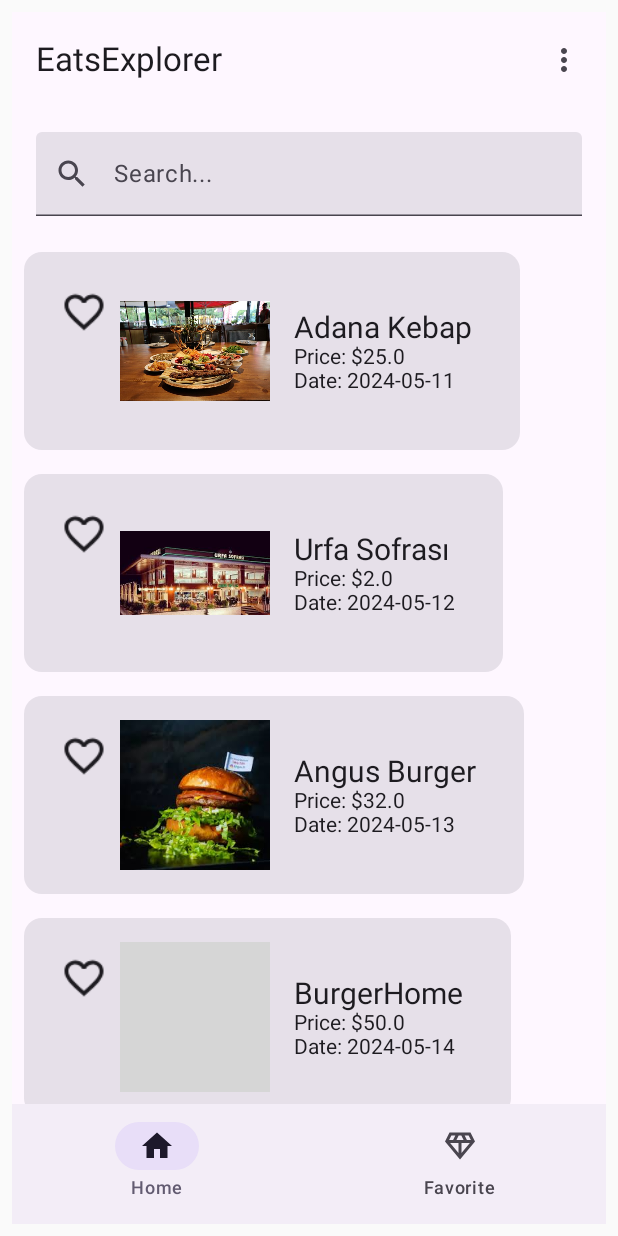
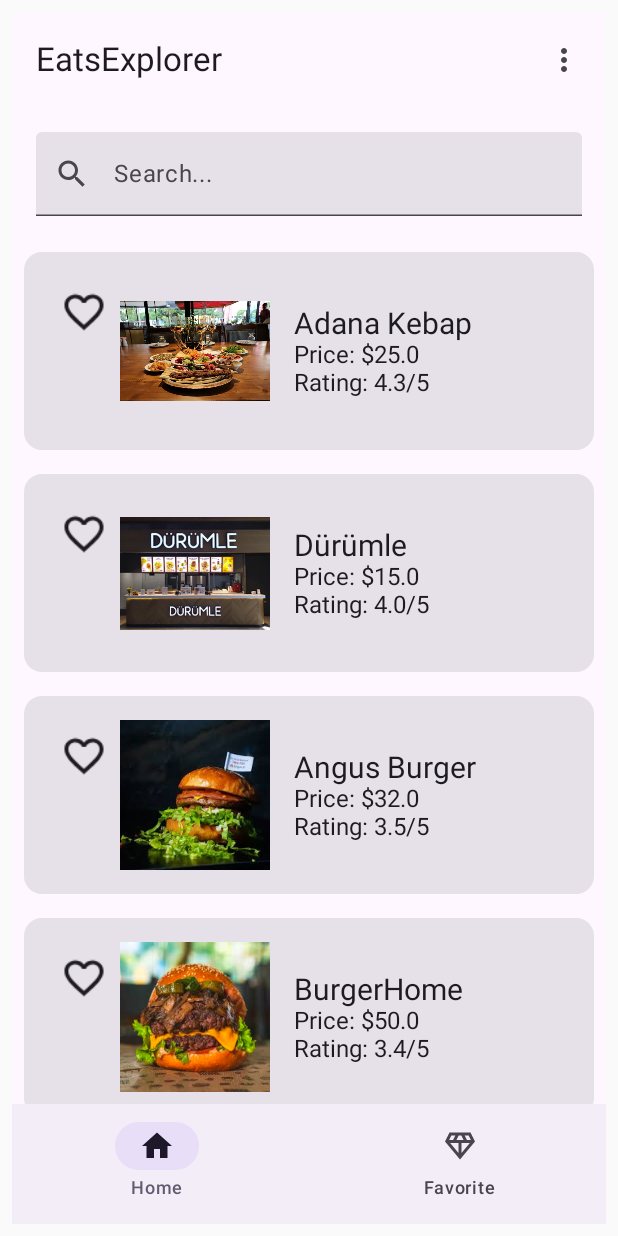
Before and after one commit to akdenizcse/cse234-23b-term-project-Restaurant-Finder, an Android app built with Jetpack Compose: the HomeScreen screen opened through its navigation route, on a phone screen of 412 x 824 dp. Run offline under Robolectric (Android 15) with nearby library versions, the phone set to English and light mode, and no system bars; our stand-ins replace Firebase (no records; nobody signed in at launch, a user with empty details on screens opened directly); grey boxes are pictures that could not be loaded.

Commit message:
update some classes

```diff
--- a/app/src/main/java/com/cenkeraydin/restaurantfinder/RestaurantViewModel.kt
+++ b/app/src/main/java/com/cenkeraydin/restaurantfinder/RestaurantViewModel.kt
@@ -12,10 +12,10 @@ class RestaurantViewModel : ViewModel() {
         "Şalgam",
     )
 
-    val populerDishUrfaSofrasi= listOf(
-        "Urfa Kebap",
-        "Pide",
-        "Çiğ Köfte"
+    val populerDishDurumle= listOf(
+        "Adana Dürümle",
+        "Soslu Tavuk Dürümle",
+        "Urfa Dürümle"
     )
     val populerDishAngusBurger = listOf(
         "Angus Special Burger",
@@ -33,32 +33,58 @@ class RestaurantViewModel : ViewModel() {
         "Kuru fasulye",
         "Elbasan Tava"
     )
-    val  restaurants : SnapshotStateList<Restaurant> = mutableStateListOf(
-        Restaurant("Adana Kebap", R.drawable.adanakebap, 25.0, "2024-05-11", false,"Konyaaltı / Antalya",populerDishAdanaKebap),
-        Restaurant("Urfa Sofrası", R.drawable.urfasofrasi, 2.0, "2024-05-12", false,"Kepez / Antalya",populerDishUrfaSofrasi),
-        Restaurant("Angus Burger", R.drawable.angusburger, 32.0, "2024-05-13", false, "Kepez / Antalya",populerDishAngusBurger),
-        Restaurant("BurgerHome", R.drawable.burgerhomee, 50.0, "2024-05-14", false,"Kemer / Antalya",populerDishBurgerHome),
-        Restaurant("Ev Yemekleri", R.drawable.evyemekleri, 90.0, "2024-05-14", false,"Gazipaşa / Antalya",populerDishEvYemekleri),
+    val populerDishPopeyes = listOf(
+        "Maxi Menü",
+        "Popchicken Menü",
+        "XL Tavuk Menü"
+    )
+    val populerDishTaco= listOf(
+        "Cantina Chicken Crispy Taco",
+        "Soft Taco Supreme",
+        "Crunchy Taco"
     )
 
-    var favoriteRestaurants = mutableStateListOf<Restaurant>()
+    val  restaurants : SnapshotStateList<Restaurant> = mutableStateListOf(
+        Restaurant("Adana Kebap", R.drawable.adanakebap, 25.0, "11.05.2022", false,"Konyaaltı / Antalya","4.3/5",populerDishAdanaKebap),
+        Restaurant("Dürümle", R.drawable.durumle, 15.0, "12.07.2023", false,"Kepez / Antalya","4.0/5",populerDishDurumle),
+        Restaurant("Angus Burger", R.drawable.angusburger, 32.0, "12.01.2020", false, "Kepez / Antalya","3.5/5",populerDishAngusBurger),
+        Restaurant("BurgerHome", R.drawable.burgerhome, 50.0, "17.02.2023", false,"Kemer / Antalya","3.4/5",populerDishBurgerHome),
+        Restaurant("Ev Yemekleri", R.drawable.evyemekleri, 10.0, "24.11.2021", false,"Gazipaşa / Antalya","4.2/5",populerDishEvYemekleri),
+        Restaurant("Popeyes", R.drawable.popeyes, 30.0, "23.04.2021", false,"Gazipaşa / Antalya","4.7/5",populerDishPopeyes),
+        Restaurant("Taco Bell", R.drawable.tacobell, 35.0, "19.02.2018", false,"Gazipaşa / Antalya","4.0/5",populerDishTaco),
+
+        )
+
+    fun getFavoriList(): SnapshotStateList<Restaurant>{
+        return FavoriList.favoriteRestaurants
+
+    }
+
+    var favoriteRestaurants = getFavoriList()
 
     fun addToFavorite(restaurant: Restaurant) {
         if (!favoriteRestaurants.contains(restaurant)) {
             favoriteRestaurants.add(restaurant)
+            favoriteRestaurants=getFavoriList()
         }
     }
 
     fun removeFromFavorite(restaurant: Restaurant) {
+        FavoriList.removeFromFavorite(restaurant)
         favoriteRestaurants.remove(restaurant)
+
     }
 
     fun toggleFavorite(restaurant: Restaurant) {
         restaurant.isFavorite = !restaurant.isFavorite
-        if (restaurant.isFavorite) {
+        if (favoriteRestaurants.contains(restaurant)) {
             removeFromFavorite(restaurant)
+            restaurant.isFavorite=false
         } else {
             addToFavorite(restaurant)
+            restaurant.isFavorite=true
         }
+
+
     }
 }
--- a/app/src/main/java/com/cenkeraydin/restaurantfinder/data/Restaurant.kt
+++ b/app/src/main/java/com/cenkeraydin/restaurantfinder/data/Restaurant.kt
@@ -9,5 +9,7 @@ data class Restaurant(
     val date: String,
     var isFavorite: Boolean,
     val location: String,
-    val popularDishes: List<String>
+    val rating: String,
+    val popularDishes: List<String>,
+
 )
```
Also changed, not shown: app/src/main/java/com/cenkeraydin/restaurantfinder/screens/RestaurantScreen.kt (+49 -12 lines).
